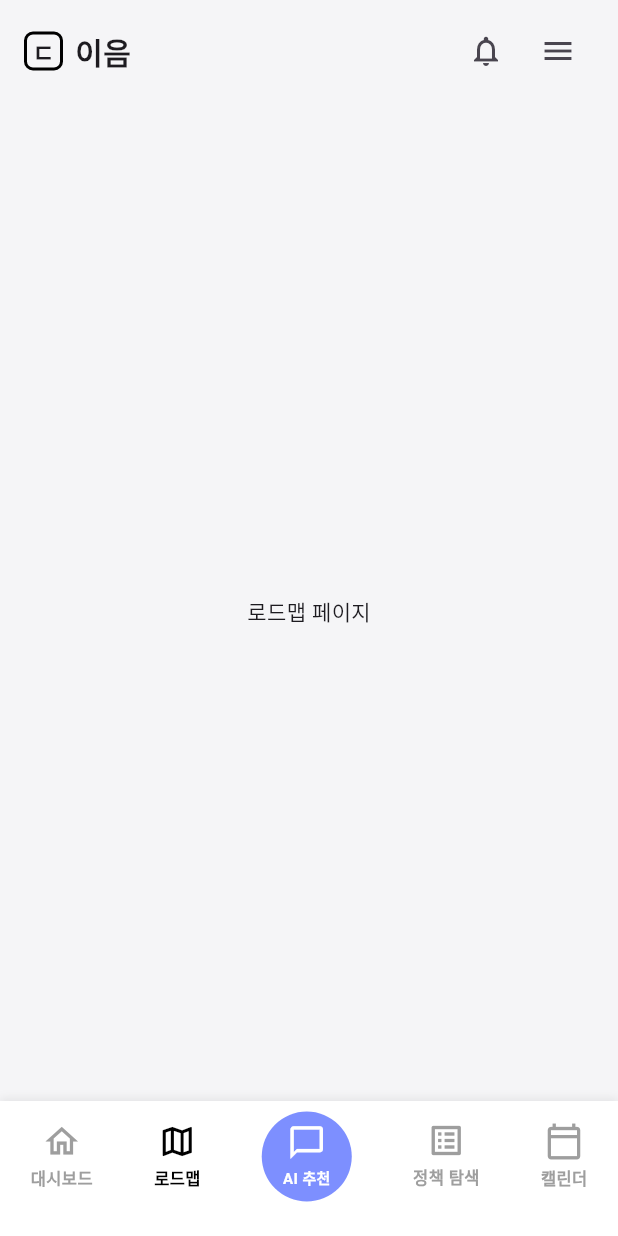
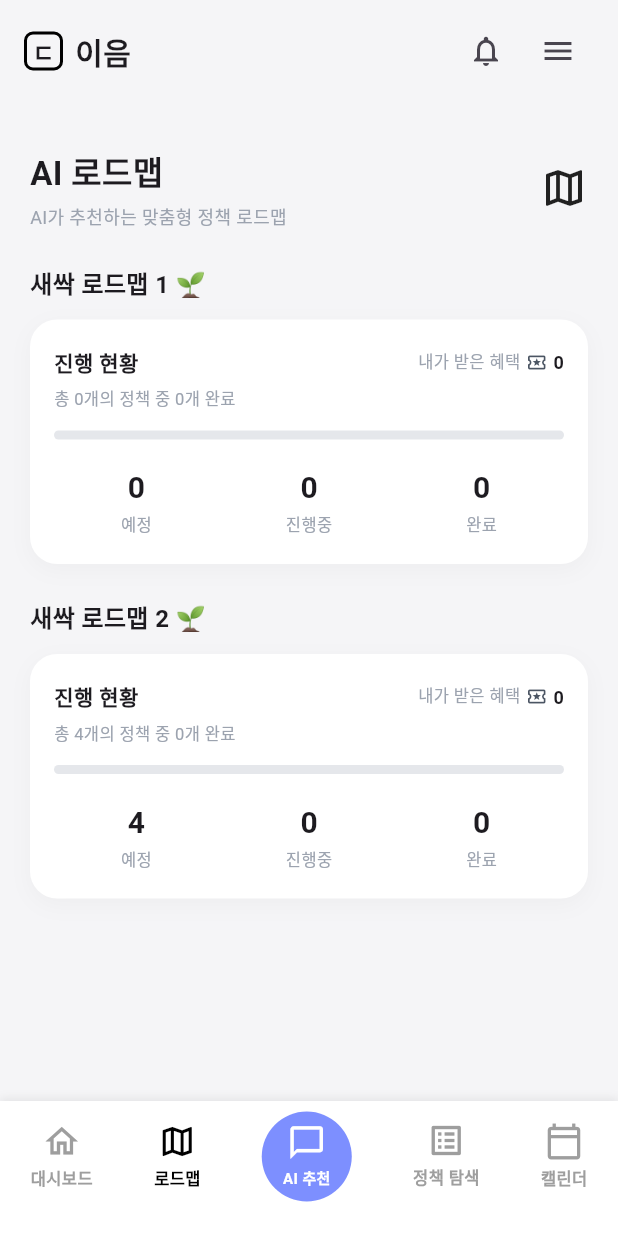
Before and after one commit to leemj04/eum, a Flutter app: the screen it shows after launch, item 2 of the bottom bar chosen, on a phone screen of 412 x 824 dp. Run offline on Flutter 3.47's test engine with Material 3 defaults, Android fonts, the phone set to English and light mode, and no system bars.

Commit message:
Add AI roadmap feature with progress cards
Introduces the AI roadmap page, including model, controller, and UI components for displaying roadmap progress. Adds RoadMapItem model, RoadMapController with dummy data, and RoadMapItemCard widget for visualizing roadmap progress. Integrates the new roadmap page into the home screen.

```diff
--- /dev/null
+++ b/app/lib/model/road_map_item.dart
@@ -0,0 +1,21 @@
+class RoadMapItem {
+  final int id;                // 로드맵 번호
+  final int totalPolicies;
+  final int completedPolicies;
+  final int plannedCount;
+  final int inProgressCount;
+  final int doneCount;
+  final int receivedBenefits;
+  final bool isEmptyCard;      // 첫 번째 로드맵처럼 내용 없이 비어있는 경우
+
+  RoadMapItem({
+    required this.id,
+    required this.totalPolicies,
+    required this.completedPolicies,
+    required this.plannedCount,
+    required this.inProgressCount,
+    required this.doneCount,
+    required this.receivedBenefits,
+    this.isEmptyCard = false,
+  });
+}
--- a/app/lib/page/home/home.dart
+++ b/app/lib/page/home/home.dart
@@ -1,4 +1,5 @@
 // lib/page/home/home.dart
+import 'package:eum/page/home/road_map/road_map.dart';
 import 'package:flutter/material.dart';
 
 import '../../widgets/bottom_bar.dart';
@@ -27,7 +28,7 @@ class _HomePageState extends State<HomePage> {
     // 각 탭에 대응하는 화면들
     final List<Widget> pages = [
       const DashBoard(),
-      const Center(child: Text('로드맵 페이지')),      // 1: 로드맵 (TODO 교체)
+      const RoadMapPage(),      // 1: 로드맵 (TODO 교체)
       const Center(child: Text('AI 추천 페이지')),     // 2: AI 추천 (TODO 교체)
       const FindPolicyPage(),
       const Center(child: Text('캘린더 페이지')),      // 4: 캘린더 (TODO 교체)
--- a/app/lib/page/home/road_map/road_map.dart
+++ b/app/lib/page/home/road_map/road_map.dart
@@ -0,0 +1,61 @@
+import 'package:eum/page/home/road_map/road_map_controller.dart';
+import 'package:flutter/material.dart';
+
+import '../../../widgets/road_map_progress_card.dart';
+
+class RoadMapPage extends StatelessWidget {
+  const RoadMapPage({super.key});
+
+  @override
+  Widget build(BuildContext context) {
+    final controller = RoadMapController()..loadDummy();
+
+    return SafeArea(
+      top: false,
+      bottom: false,
+      child: SingleChildScrollView(
+        padding: const EdgeInsets.symmetric(horizontal: 20, vertical: 16),
+        child: Column(
+          crossAxisAlignment: CrossAxisAlignment.start,
+          children: [
+            // 상단 타이틀
+            Row(
+              mainAxisAlignment: MainAxisAlignment.spaceBetween,
+              children: [
+                Column(
+                  crossAxisAlignment: CrossAxisAlignment.start,
+                  children: const [
+                    Text(
+                      'AI 로드맵',
+                      style: TextStyle(
+                        fontSize: 22,
+                        fontWeight: FontWeight.w700,
+                      ),
+                    ),
+                    SizedBox(height: 4),
+                    Text(
+                      'AI가 추천하는 맞춤형 정책 로드맵',
+                      style: TextStyle(
+                        fontSize: 12,
+                        color: Color(0xFF9CA3AF),
+                      ),
+                    ),
+                  ],
+                ),
+                const Icon(Icons.map_outlined, size: 32),
+              ],
+            ),
+
+            const SizedBox(height: 24),
+
+            // ===== 여기서 리스트 반복 =====
+            for (final item in controller.items) ...[
+              RoadMapItemCard(item: item),
+              const SizedBox(height: 24),
+            ],
+          ],
+        ),
+      ),
+    );
+  }
+}
--- a/app/lib/page/home/road_map/road_map_controller.dart
+++ b/app/lib/page/home/road_map/road_map_controller.dart
@@ -0,0 +1,33 @@
+import 'package:flutter/foundation.dart';
+
+import '../../../model/road_map_item.dart';
+
+class RoadMapController extends ChangeNotifier {
+  List<RoadMapItem> items = [];
+
+  Future<void> loadDummy() async {
+    items = [
+      RoadMapItem(
+        id: 1,
+        totalPolicies: 0,
+        completedPolicies: 0,
+        plannedCount: 0,
+        inProgressCount: 0,
+        doneCount: 0,
+        receivedBenefits: 0,
+        isEmptyCard: true,   // 로드맵 1은 비어있는 템플릿 UI
+      ),
+      RoadMapItem(
+        id: 2,
+        totalPolicies: 4,
+        completedPolicies: 0,
+        plannedCount: 4,
+        inProgressCount: 0,
+        doneCount: 0,
+        receivedBenefits: 0,
+      ),
+    ];
+
+    notifyListeners();
+  }
+}
--- /dev/null
+++ b/app/lib/widgets/road_map_progress_card.dart
@@ -0,0 +1,202 @@
+import 'package:flutter/material.dart';
+
+import '../model/road_map_item.dart';
+
+class RoadMapItemCard extends StatelessWidget {
+  final RoadMapItem item;
+
+  const RoadMapItemCard({super.key, required this.item});
+
+  @override
+  Widget build(BuildContext context) {
+    return Column(
+      crossAxisAlignment: CrossAxisAlignment.start,
+      children: [
+        Text(
+          '새싹 로드맵 ${item.id} 🌱',
+          style: const TextStyle(
+            fontSize: 16,
+            fontWeight: FontWeight.w600,
+          ),
+        ),
+        const SizedBox(height: 12),
+        RoadmapProgressCard(
+          num: item.id,
+          totalPolicies: item.totalPolicies,
+          completedPolicies: item.completedPolicies,
+          plannedCount: item.plannedCount,
+          inProgressCount: item.inProgressCount,
+          doneCount: item.doneCount,
+          receivedBenefits: item.receivedBenefits,
+        )
+      ],
+    );
+  }
+}
+
+class RoadmapProgressCard extends StatelessWidget {
+  final int totalPolicies;
+  final int completedPolicies;
+  final int plannedCount;
+  final int inProgressCount;
+  final int doneCount;
+  final int receivedBenefits;
+  final int num;
+
+  const RoadmapProgressCard({
+    super.key,
+    required this.totalPolicies,
+    required this.completedPolicies,
+    required this.plannedCount,
+    required this.inProgressCount,
+    required this.doneCount,
+    required this.receivedBenefits,
+    required this.num,
+  });
+
+  @override
+  Widget build(BuildContext context) {
+    final double progress =
+    totalPolicies == 0 ? 0 : completedPolicies / totalPolicies;
+
+    return Container(
+      width: double.infinity,
+      padding: const EdgeInsets.symmetric(horizontal: 16, vertical: 18),
+      decoration: BoxDecoration(
+        color: Colors.white,
+        borderRadius: BorderRadius.circular(18),
+        boxShadow: [
+          BoxShadow(
+            color: Colors.black.withOpacity(0.03),
+            blurRadius: 12,
+            offset: const Offset(0, 4),
+          ),
+        ],
+      ),
+      child: Column(
+        crossAxisAlignment: CrossAxisAlignment.start,
+        children: [
+          // ===== 상단 타이틀 + 내가 받은 혜택 =====
+          Row(
+            mainAxisAlignment: MainAxisAlignment.spaceBetween,
+            children: [
+              const Text(
+                '진행 현황',
+                style: TextStyle(
+                  fontSize: 14,
+                  fontWeight: FontWeight.w700,
+                ),
+              ),
+              Row(
+                children: [
+                  const Text(
+                    '내가 받은 혜택',
+                    style: TextStyle(
+                      fontSize: 11,
+                      color: Color(0xFF9CA3AF),
+                    ),
+                  ),
+                  const SizedBox(width: 4),
+                  const Icon(
+                    Icons.local_activity_outlined,
+                    size: 14,
+                    color: Color(0xFF4B5563),
+                  ),
+                  const SizedBox(width: 4),
+                  Text(
+                    '$receivedBenefits',
+                    style: const TextStyle(
+                      fontSize: 12,
+                      fontWeight: FontWeight.w600,
+                    ),
+                  ),
+                ],
+              ),
+            ],
+          ),
+
+          const SizedBox(height: 6),
+
+          Text(
+            '총 $totalPolicies개의 정책 중 $completedPolicies개 완료',
+            style: const TextStyle(
+              fontSize: 11,
+              color: Color(0xFF9CA3AF),
+            ),
+          ),
+
+          const SizedBox(height: 12),
+
+          // ===== 진행 바 =====
+          Container(
+            height: 6,
+            width: double.infinity,
+            decoration: BoxDecoration(
+              color: const Color(0xFFE5E7EB),
+              borderRadius: BorderRadius.circular(999),
+            ),
+            child: Align(
+              alignment: Alignment.centerLeft,
+              child: FractionallySizedBox(
+                alignment: Alignment.centerLeft,
+                widthFactor: progress.clamp(0, 1),
+                child: Container(
+                  decoration: BoxDecoration(
+                    color: const Color(0xFF4C6FFF),
+                    borderRadius: BorderRadius.circular(999),
+                  ),
+                ),
+              ),
+            ),
+          ),
+
+          const SizedBox(height: 18),
+
+          // ===== 하단 3개 지표 =====
+          Row(
+            mainAxisAlignment: MainAxisAlignment.spaceAround,
+            children: [
+              ProgressStat(number: plannedCount, label: '예정'),
+              ProgressStat(number: inProgressCount, label: '진행중'),
+              ProgressStat(number: doneCount, label: '완료'),
+            ],
+          ),
+        ],
+      ),
+    );
+  }
+}
+
+class ProgressStat extends StatelessWidget {
+  final int number;
+  final String label;
+
+  const ProgressStat({
+    super.key,
+    required this.number,
+    required this.label,
+  });
+
+  @override
+  Widget build(BuildContext context) {
+    return Column(
+      children: [
+        Text(
+          '$number',
+          style: const TextStyle(
+            fontSize: 20,
+            fontWeight: FontWeight.w700,
+          ),
+        ),
+        const SizedBox(height: 2),
+        Text(
+          label,
+          style: const TextStyle(
+            fontSize: 11,
+            color: Color(0xFF9CA3AF),
+          ),
+        ),
+      ],
+    );
+  }
+}
```
